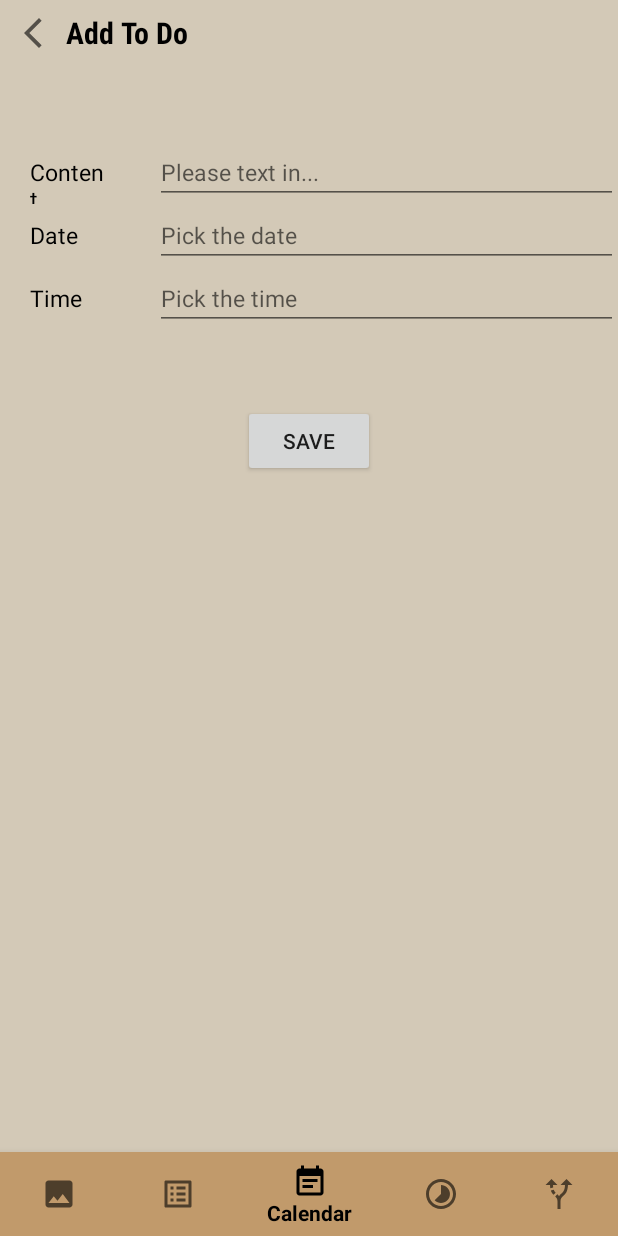
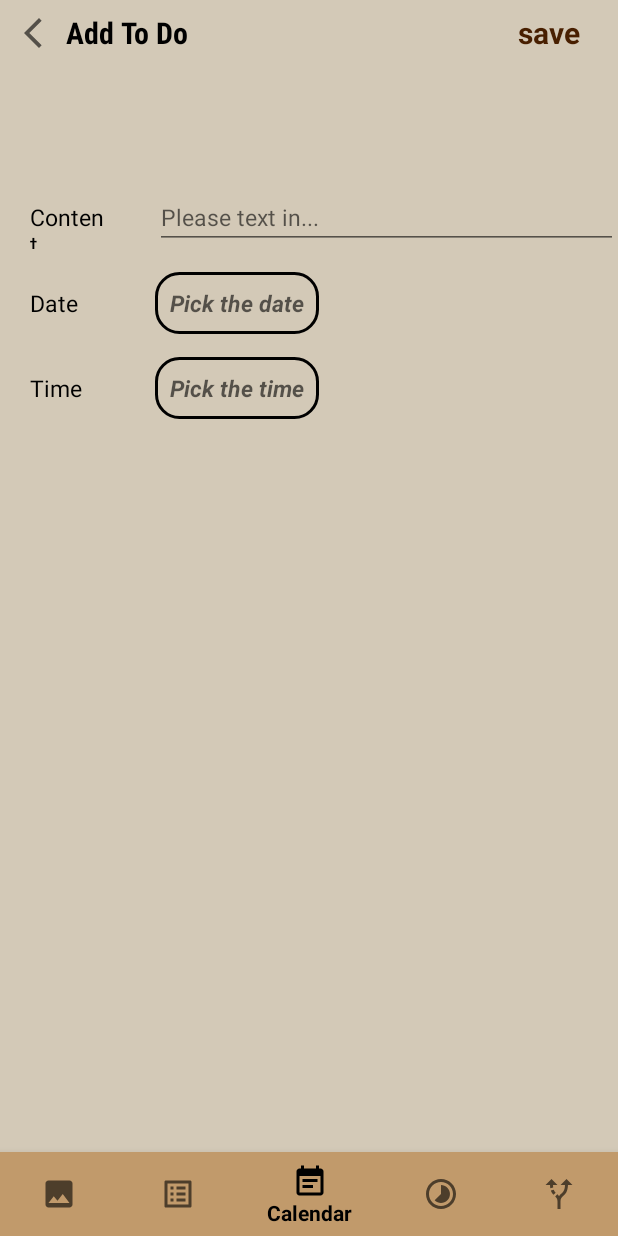
Before and after one commit to YingzeHou/FinalApp, an Android app: the fragment AddToDoFrag placed in its activity, on a phone screen of 412 x 824 dp. Run offline under Robolectric (Android 15) with nearby library versions, the phone set to English and light mode, and no system bars.

Commit message:
Implement the list view of todos with permanent storage and Finish the functionality of AddTodoFrag

```diff
--- a/app/src/main/java/com/example/finalapp/Reminder/AddToDoFrag.java
+++ b/app/src/main/java/com/example/finalapp/Reminder/AddToDoFrag.java
@@ -3,6 +3,8 @@ package com.example.finalapp.Reminder;
 import android.app.AlertDialog;
 import android.app.DatePickerDialog;
 import android.app.TimePickerDialog;
+import android.content.Context;
+import android.database.sqlite.SQLiteDatabase;
 import android.os.Bundle;
 
 import androidx.fragment.app.Fragment;
@@ -15,17 +17,24 @@ import android.view.ViewGroup;
 import android.widget.DatePicker;
 import android.widget.EditText;
 import android.widget.ImageButton;
+import android.widget.TextView;
 import android.widget.TimePicker;
 
 import com.example.finalapp.R;
 import com.example.finalapp.Reminder.ReminderFrag;
 
+import org.w3c.dom.Text;
+
 import java.util.Calendar;
 
 public class AddToDoFrag extends Fragment {
 
-    EditText selectDate;
-    EditText selectTime;
+//    EditText selectDate;
+//    EditText selectTime;
+    TextView selectDate;
+    TextView selectTime;
+    EditText content;
+    TextView saveTodo;
     int hour, minute;
     int year, month, dayOfMonth;
     Calendar c;
@@ -50,9 +59,13 @@ public class AddToDoFrag extends Fragment {
                 fragmentTransaction.replace(R.id.nav_fragment,fragment).commit();
             }
         });
-        c = Calendar.getInstance();
-        selectDate = (EditText) view.findViewById(R.id.selectDate);
-        selectTime = (EditText) view.findViewById(R.id.selectTime);
+//        c = Calendar.getInstance();
+//        selectDate = (EditText) view.findViewById(R.id.selectDate);
+//        selectTime = (EditText) view.findViewById(R.id.selectTime);
+        content = (EditText) view.findViewById(R.id.editContent);
+        saveTodo = (TextView) view.findViewById(R.id.saveTodo);
+        selectDate = (TextView) view.findViewById(R.id.selectDate);
+        selectTime = (TextView) view.findViewById(R.id.selectTime);
         selectDate.setOnClickListener(new View.OnClickListener() {
             @Override
             public void onClick(View view) {
@@ -65,12 +78,18 @@ public class AddToDoFrag extends Fragment {
                 onClickSelectTime(view);
             }
         });
-
+        saveTodo.setOnClickListener(new View.OnClickListener() {
+            @Override
+            public void onClick(View view) {
+                onClickSaveTodo(view);
+            }
+        });
 
         return view;
     }
 
     public void onClickSelectDate(View view) {
+        c = Calendar.getInstance();
         year = c.get(Calendar.YEAR);
         month = c.get(Calendar.MONTH);
         dayOfMonth = c.get(Calendar.DAY_OF_MONTH);
@@ -90,6 +109,7 @@ public class AddToDoFrag extends Fragment {
     }
 
     public void onClickSelectTime(View view) {
+        c = Calendar.getInstance();
         hour = c.get(Calendar.HOUR);
         minute = c.get(Calendar.MINUTE);
         TimePickerDialog.OnTimeSetListener onTimeSetListener = new TimePickerDialog.OnTimeSetListener() {
@@ -105,4 +125,17 @@ public class AddToDoFrag extends Fragment {
         timePickerDialog.setTitle("Select Time");
         timePickerDialog.show();
     }
+
+    public void onClickSaveTodo(View view) {
+        Context context = this.getContext().getApplicationContext();
+        SQLiteDatabase sqLiteDatabase = context.openOrCreateDatabase("todos", Context.MODE_PRIVATE,null);
+        DBHelper dbHelper = new DBHelper(sqLiteDatabase);
+        dbHelper.saveTodos(content.getText().toString(), selectDate.getText().toString(), selectTime.getText().toString());
+
+        FragmentManager fragmentManager = getParentFragmentManager();
+        FragmentTransaction fragmentTransaction = fragmentManager.beginTransaction();
+        fragmentTransaction.setCustomAnimations(R.anim.nav_default_enter_anim,R.anim.nav_default_exit_anim);
+        Fragment fragment = new ReminderFrag();
+        fragmentTransaction.replace(R.id.nav_fragment,fragment).commit();
+    }
 }
--- a/app/src/main/res/layout/fragment_add_to_do.xml
+++ b/app/src/main/res/layout/fragment_add_to_do.xml
@@ -49,12 +49,22 @@
             android:textStyle="bold"
             android:fontFamily="sans-serif-condensed" />
 
-
+        <TextView
+            android:id="@+id/saveTodo"
+            android:layout_width="wrap_content"
+            android:layout_height="wrap_content"
+            android:text="save"
+            android:textSize="20dp"
+            android:layout_marginTop="8dp"
+            android:textAlignment="gravity"
+            android:layout_marginRight="@dimen/linearLayoutMargin"
+            android:textColor="@color/brown"
+            android:textStyle="bold"/>
     </LinearLayout>
 
     <Space
         android:layout_width="0dp"
-        android:layout_height="50dp" />
+        android:layout_height="80dp" />
 
     <LinearLayout
         android:layout_width="match_parent"
@@ -89,6 +99,10 @@
 
     </LinearLayout>
 
+    <Space
+        android:layout_width="0dp"
+        android:layout_height="15dp" />
+
     <LinearLayout
         android:layout_width="match_parent"
         android:layout_height="wrap_content"
@@ -108,21 +122,26 @@
             android:layout_width="30dp"
             android:layout_height="0dp" />
 
-        <EditText
+        <TextView
             android:id="@+id/selectDate"
             android:layout_width="wrap_content"
             android:layout_height="wrap_content"
-            android:ems="20"
-
             android:hint="Pick the date"
+            android:textStyle="bold|italic"
             android:textSize="15dp"
-            android:inputType="textPersonName"
+            android:padding="10dp"
             android:text=""
-            android:textColor="@color/black" />
+            android:gravity="center"
+            android:textColor="@color/black"
+            android:background="@drawable/textview_border"/>
+<!--        android:ems="20"-->
 <!--        android:onClick="onClickSelectDate"-->
 
+    </LinearLayout>
 
-    </LinearLayout>
+    <Space
+        android:layout_width="0dp"
+        android:layout_height="15dp" />
 
     <LinearLayout
         android:layout_width="match_parent"
@@ -143,39 +162,40 @@
             android:layout_width="30dp"
             android:layout_height="0dp" />
 
-        <EditText
+        <TextView
             android:id="@+id/selectTime"
             android:layout_width="wrap_content"
             android:layout_height="wrap_content"
-            android:ems="20"
-
             android:hint="Pick the time"
             android:textSize="15dp"
-            android:inputType="textPersonName"
+            android:padding="10dp"
+            android:textStyle="bold|italic"
             android:text=""
-            android:textColor="@color/black" />
+            android:gravity="center"
+            android:textColor="@color/black"
+            android:background="@drawable/textview_border"/>
+<!--        android:ems="20"-->
 <!--        android:onClick="onClickSelectTime"-->
-
 
     </LinearLayout>
 
-    <Space
-        android:layout_width="0dp"
-        android:layout_height="50dp" />
+<!--    <Space-->
+<!--        android:layout_width="0dp"-->
+<!--        android:layout_height="50dp" />-->
 
-    <LinearLayout
-        android:layout_width="match_parent"
-        android:layout_height="wrap_content"
-        android:gravity="center_horizontal"
-        android:orientation="horizontal">
+<!--    <LinearLayout-->
+<!--        android:layout_width="match_parent"-->
+<!--        android:layout_height="wrap_content"-->
+<!--        android:gravity="center_horizontal"-->
+<!--        android:orientation="horizontal">-->
 
-        <Button
-            android:id="@+id/saveButton"
-            android:layout_width="wrap_content"
-            android:layout_height="wrap_content"
-            android:text="SAVE" />
+<!--        <Button-->
+<!--            android:id="@+id/saveButton"-->
+<!--            android:layout_width="wrap_content"-->
+<!--            android:layout_height="wrap_content"-->
+<!--            android:text="SAVE" />-->
 
-    </LinearLayout>
+<!--    </LinearLayout>-->
 
     <!--    <Space-->
     <!--        android:layout_width="0dp"-->
--- a/app/src/main/res/layout/row_timeline_layout.xml
+++ b/app/src/main/res/layout/row_timeline_layout.xml
@@ -78,7 +78,7 @@
 
 
         <LinearLayout
-            android:layout_width="125dp"
+            android:layout_width="match_parent"
             android:layout_height="wrap_content"
             android:layout_gravity="center"
             android:gravity="center"
```
Also changed, not shown: app/src/main/java/com/example/finalapp/Reminder/DBHelper.java (added, +59 -0 lines), app/src/main/java/com/example/finalapp/Reminder/ReminderFrag.java (+21 -10 lines).
